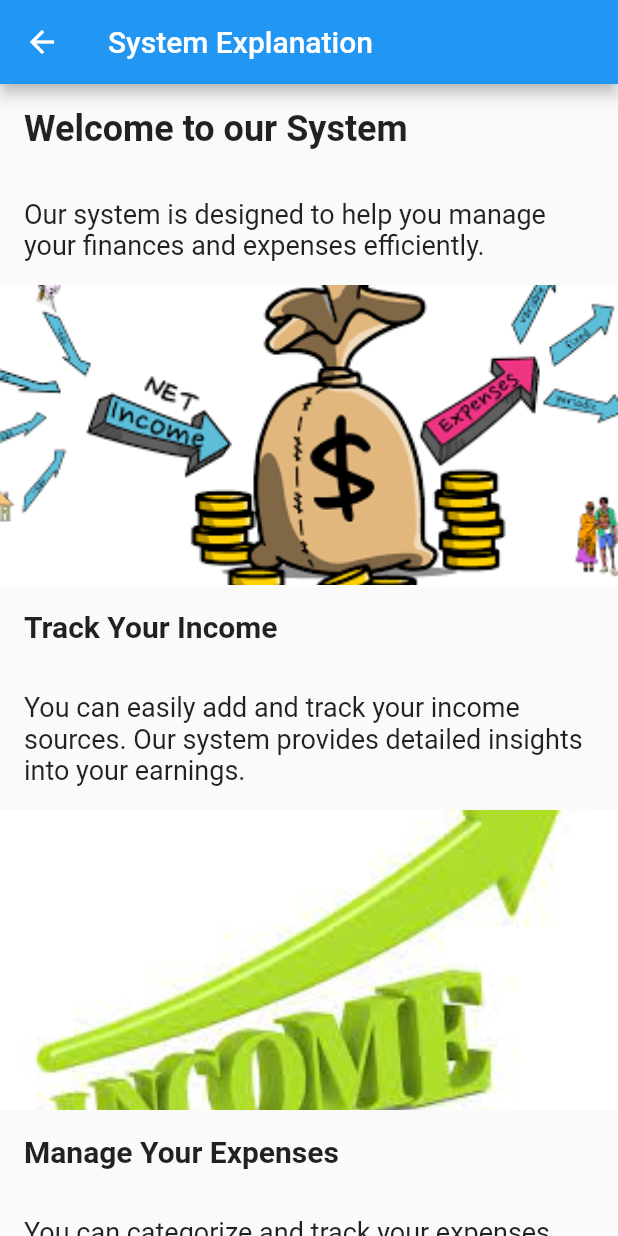
After one commit to KalpaniAthukorala/Fintech_App, a Flutter app: the SystemExplanationScreen screen opened directly, on a phone screen of 412 x 824 dp. The commit adds this screen. Run offline on Flutter 3.47's test engine with Material 2 defaults, Android fonts, the phone set to English and light mode, and no system bars; our stand-ins replace cloud_firestore, firebase_auth, firebase_core, image_picker; accounts and stored records are empty; network calls fail.

Commit message:
UI-changes-added

```diff
--- /dev/null
+++ b/lib/screens/home/SystemExplanationScreen.dart
@@ -0,0 +1,98 @@
+import 'package:flutter/material.dart';
+
+class SystemExplanationScreen extends StatelessWidget {
+  @override
+  Widget build(BuildContext context) {
+    return Scaffold(
+      appBar: AppBar(
+        title: Text('System Explanation'),
+        leading: IconButton(
+          icon: Icon(Icons.arrow_back),
+          onPressed: () {
+            Navigator.pop(context);
+          },
+        ),
+      ),
+      body: ListView(
+        children: [
+          Padding(
+            padding: const EdgeInsets.all(16.0),
+            child: Text(
+              'Welcome to our System',
+              style: TextStyle(
+                fontSize: 24.0,
+                fontWeight: FontWeight.bold,
+              ),
+            ),
+          ),
+          Padding(
+            padding: const EdgeInsets.all(16.0),
+            child: Text(
+              'Our system is designed to help you manage your finances and expenses efficiently.',
+              style: TextStyle(
+                fontSize: 18.0,
+              ),
+            ),
+          ),
+          Image.asset(
+            'assets/images/img1.png', // Replace with your image path
+            height: 200,
+            width: double.infinity,
+            fit: BoxFit.cover,
+          ),
+          Padding(
+            padding: const EdgeInsets.all(16.0),
+            child: Text(
+              'Track Your Income',
+              style: TextStyle(
+                fontSize: 20.0,
+                fontWeight: FontWeight.bold,
+              ),
+            ),
+          ),
+          Padding(
+            padding: const EdgeInsets.all(16.0),
+            child: Text(
+              'You can easily add and track your income sources. Our system provides detailed insights into your earnings.',
+              style: TextStyle(
+                fontSize: 18.0,
+              ),
+            ),
+          ),
+          Image.asset(
+            'assets/images/img2.jpeg', // Replace with your image path
+            height: 200,
+            width: double.infinity,
+            fit: BoxFit.cover,
+          ),
+          Padding(
+            padding: const EdgeInsets.all(16.0),
+            child: Text(
+              'Manage Your Expenses',
+              style: TextStyle(
+                fontSize: 20.0,
+                fontWeight: FontWeight.bold,
+              ),
+            ),
+          ),
+          Padding(
+            padding: const EdgeInsets.all(16.0),
+            child: Text(
+              'You can categorize and track your expenses effortlessly. The system provides reports to help you understand your spending habits.',
+              style: TextStyle(
+                fontSize: 18.0,
+              ),
+            ),
+          ),
+          Image.asset(
+            'assets/images/img3.jpeg', // Replace with your image path
+            height: 200,
+            width: double.infinity,
+            fit: BoxFit.cover,
+          ),
+          // Continue adding text and images to explain your system further.
+        ],
+      ),
+    );
+  }
+}
--- a/pubspec.yaml
+++ b/pubspec.yaml
@@ -71,7 +71,11 @@ flutter:
   assets:
     - assets/images/man.png
     - assets/images/google.png
-
+    - assets/images/expense.png
+    - assets/images/income.jpeg
+    - assets/images/img1.png
+    - assets/images/img2.jpeg
+    - assets/images/img3.jpeg
   # An image asset can refer to one or more resolution-specific "variants", see
   # https://flutter.dev/assets-and-images/#resolution-aware
 
```
Also changed, not shown: lib/screens/expenses/ExpensesListScreen.dart (added, +41 -0 lines), lib/screens/home/home.dart (+184 -97 lines), lib/screens/income/IncomeListScreen.dart (added, +41 -0 lines), assets/images/expense.png (added), assets/images/img1.png (added), assets/images/img2.jpeg (added), assets/images/img3.jpeg (added), assets/images/income.jpeg (added), assets/images/profile.png (added), lib/screens/home/CustomCard.dart (added).
